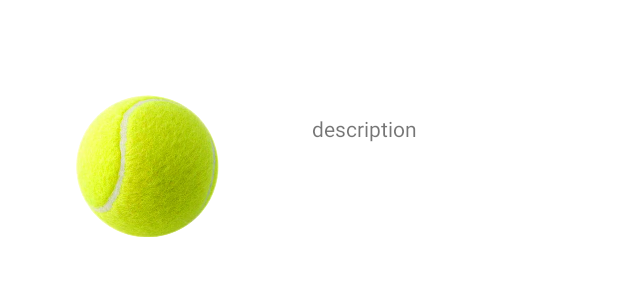
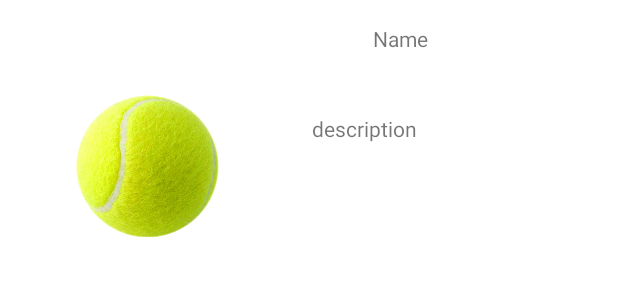
Before and after one commit to ZehavaLiviyev/Tennis-Social-Network-Android, an Android app: the layout feed_post_row.xml on its own in the app's theme, with its tools: preview values and no code run, on a phone screen of 412 x 824 dp. Shown: the top 300 px of the screen. Run offline under Robolectric (Android 15) with nearby library versions, the phone set to English and light mode, and no system bars.

```diff
--- a/app/build.gradle
+++ b/app/build.gradle
@@ -36,9 +36,12 @@ dependencies {
     implementation 'androidx.constraintlayout:constraintlayout:2.1.2'
     implementation 'androidx.legacy:legacy-support-v4:1.0.0'
     implementation 'com.google.firebase:firebase-database:20.0.3'
+    implementation 'androidx.room:room-common:2.3.0'
+    implementation 'androidx.room:room-runtime:2.3.0'
     testImplementation 'junit:junit:4.+'
     androidTestImplementation 'androidx.test.ext:junit:1.1.3'
     androidTestImplementation 'androidx.test.espresso:espresso-core:3.4.0'
+    annotationProcessor 'androidx.room:room-compiler:2.3.0'
     def nav_version = "2.3.5"
     implementation "androidx.navigation:navigation-fragment:$nav_version"
     implementation "androidx.navigation:navigation-ui:$nav_version"
@@ -49,6 +52,6 @@ dependencies {
     implementation 'com.google.firebase:firebase-auth'
     implementation 'com.google.firebase:firebase-storage'
     implementation 'com.google.android.gms:play-services-location:18.0.0'
-
+    implementation 'com.squareup.picasso:picasso:2.71828'
 
 }
--- a/app/src/main/java/com/example/mytennis/model/ModelFirebase.java
+++ b/app/src/main/java/com/example/mytennis/model/ModelFirebase.java
@@ -10,6 +10,7 @@ import com.example.mytennis.MyApplication;
 import com.google.android.gms.tasks.OnCompleteListener;
 import com.google.android.gms.tasks.OnSuccessListener;
 import com.google.android.gms.tasks.Task;
+import com.google.firebase.Timestamp;
 import com.google.firebase.auth.FirebaseAuth;
 import com.google.firebase.database.FirebaseDatabase;
 import com.google.firebase.firestore.DocumentSnapshot;
@@ -187,9 +188,10 @@ public class ModelFirebase {
         void onComplete(List<Post> list);
     }
 
-    public void getAllPosts(GetAllPostsListener listener) {
+    public void getAllPosts(Long lastUpdateData, GetAllPostsListener listener) {
 
         db.collection(Post.COLLECTION_NAME)
+                .whereGreaterThanOrEqualTo("updateData",new Timestamp(lastUpdateData,0))
                 .get()
                 .addOnCompleteListener(task -> {
                     List<Post> list = new LinkedList<Post>();
--- a/app/src/main/res/layout/feed_post_row.xml
+++ b/app/src/main/res/layout/feed_post_row.xml
@@ -29,6 +29,21 @@
         app:layout_constraintHorizontal_bias="0.152"
         app:layout_constraintStart_toStartOf="parent"
         app:layout_constraintTop_toTopOf="parent"
-        app:srcCompat="@drawable/tennis" />
+        app:srcCompat="@drawable/postimage" />
+
+    <TextView
+        android:id="@+id/feedPost_row_userpost_tv"
+        android:layout_width="106dp"
+        android:layout_height="46dp"
+        android:layout_marginTop="16dp"
+        android:layout_marginBottom="14dp"
+        android:ems="10"
+        android:inputType="textPersonName"
+        android:text="Name"
+        app:layout_constraintBottom_toTopOf="@+id/feedPost_row_des_tv"
+        app:layout_constraintEnd_toEndOf="parent"
+        app:layout_constraintHorizontal_bias="0.813"
+        app:layout_constraintStart_toStartOf="parent"
+        app:layout_constraintTop_toTopOf="parent" />
 
 </androidx.constraintlayout.widget.ConstraintLayout>
--- a/app/src/main/res/layout/fragment_add_post.xml
+++ b/app/src/main/res/layout/fragment_add_post.xml
@@ -16,7 +16,7 @@
         app:layout_constraintHorizontal_bias="0.226"
         app:layout_constraintStart_toStartOf="parent"
         app:layout_constraintTop_toTopOf="parent"
-        app:srcCompat="@drawable/tennis" />
+        app:srcCompat="@drawable/postimage" />
 
     <EditText
         android:id="@+id/frag_addP_desc_tv"
```
Also changed, not shown: app/src/main/java/com/example/mytennis/feed/FeedRvFragment.java (+22 -1 lines), app/src/main/java/com/example/mytennis/model/AppLocalDb.java (added, +20 -0 lines), app/src/main/java/com/example/mytennis/model/Model.java (+22 -3 lines), app/src/main/java/com/example/mytennis/model/Post.java (+35 -1 lines), app/src/main/java/com/example/mytennis/model/PostDao.java (added, +24 -0 lines), app/src/main/java/com/example/mytennis/model/User.java (+8 -0 lines), app/src/main/res/drawable-v24/postimage.png (renamed from app/src/main/res/drawable-v24/tennis.png).
